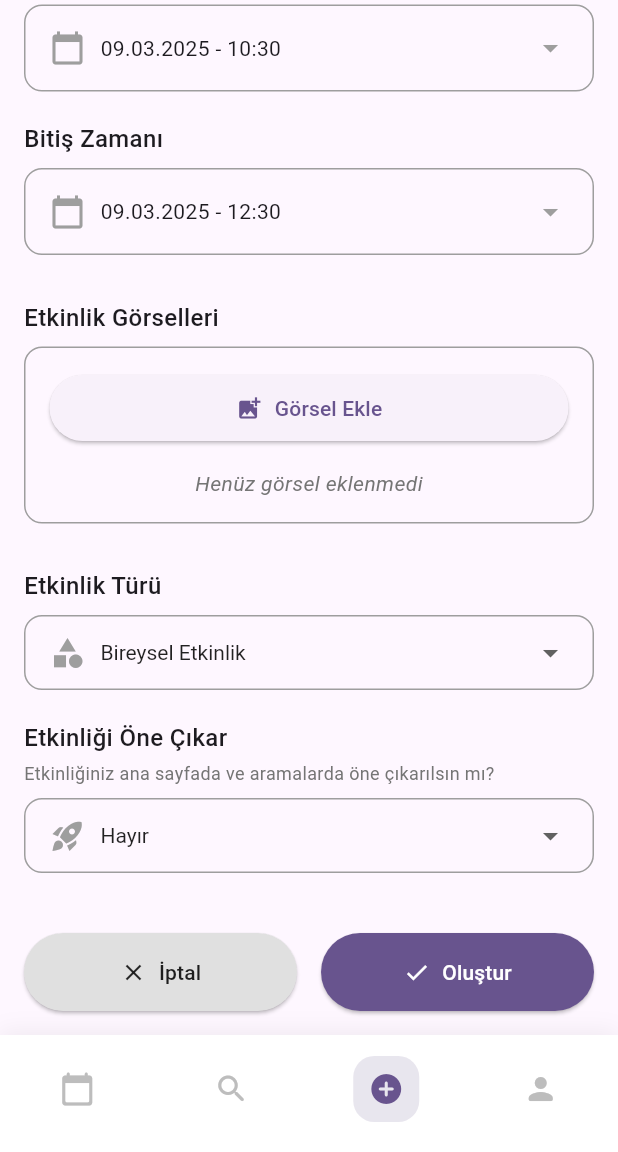
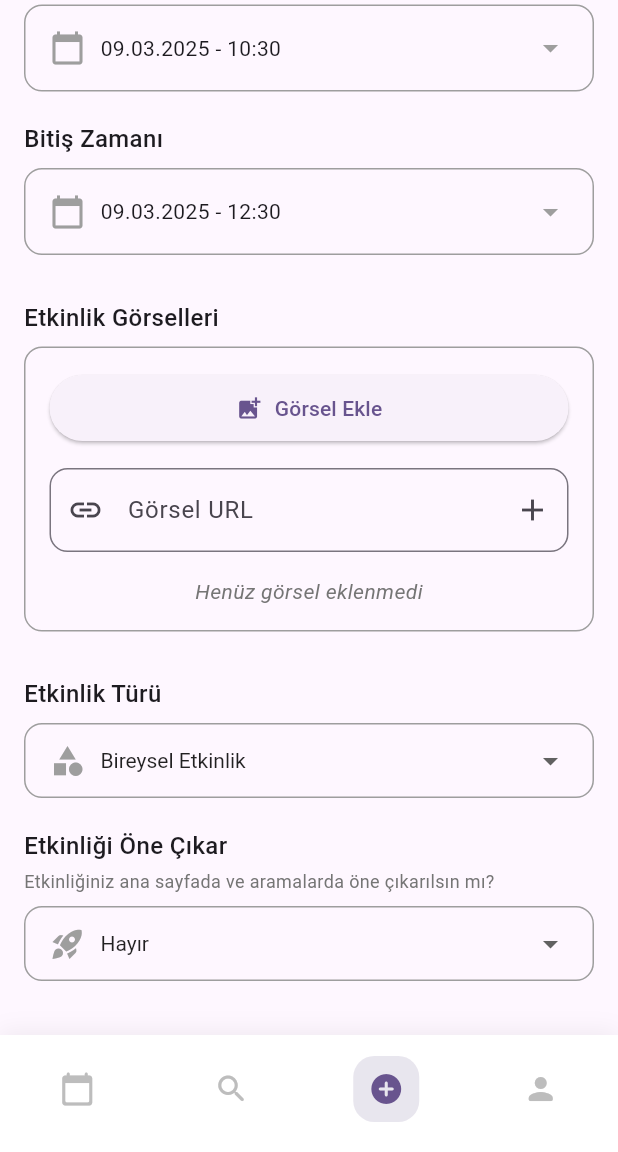
Before and after one commit to kocakburhan/hang-mobile, a Flutter app: the MainLayout screen opened directly with empty values, item 3 of the bottom bar chosen, scrolled down 404 dp, on a phone screen of 412 x 824 dp, the part 84-1236 px from its top. Run offline on Flutter 3.47's test engine with Material 3 defaults, Android fonts, the phone set to English and light mode, and no system bars; our stand-ins replace image_picker, shared_preferences; accounts and stored records are empty; Roboto replaces fonts that are missing (Poppins).

Commit message:
event image update with url

```diff
--- a/lib/screens/event_create_screen.dart
+++ b/lib/screens/event_create_screen.dart
@@ -6,6 +6,9 @@ import 'package:intl/intl.dart';
 import '../widgets/layouts/main_layout.dart';
 import '../data/models/event_models/event_create_model.dart';
 import '../data/services/event_services/event_create_service.dart';
+
+import 'package:http/http.dart' as http;
+import 'package:path_provider/path_provider.dart';
 
 class EventCreateScreen extends StatefulWidget {
   const EventCreateScreen({super.key});
@@ -407,6 +410,8 @@ class _EventCreateScreenState extends State<EventCreateScreen> {
   }
 
   Widget _buildImageUploadSection() {
+    final urlController = TextEditingController();
+
     return Column(
       crossAxisAlignment: CrossAxisAlignment.start,
       children: [
@@ -437,6 +442,57 @@ class _EventCreateScreenState extends State<EventCreateScreen> {
                     ),
                   ),
                 ],
+              ),
+              const SizedBox(height: 16),
+              // URL ile görsel ekleme alanı
+              TextFormField(
+                controller: urlController,
+                decoration: InputDecoration(
+                  labelText: 'Görsel URL',
+                  hintText: 'https://example.com/resim.jpg',
+                  prefixIcon: const Icon(Icons.link),
+                  suffixIcon: IconButton(
+                    icon: const Icon(Icons.add),
+                    onPressed: () async {
+                      if (urlController.text.isNotEmpty) {
+                        try {
+                          // URL'nin geçerliliğini kontrol edebilirsiniz
+                          final url = urlController.text.trim();
+                          if (url.startsWith('http')) {
+                            // URL'yi File nesnesine çeviremeyiz, bu yüzden XFile kullanabiliriz
+                            final response = await http.get(Uri.parse(url));
+                            if (response.statusCode == 200) {
+                              // Geçici bir dosya oluştur
+                              final tempDir = await getTemporaryDirectory();
+                              final fileName = url.split('/').last;
+                              final file = File('${tempDir.path}/$fileName');
+                              await file.writeAsBytes(response.bodyBytes);
+
+                              setState(() {
+                                _selectedImages.add(file);
+                                urlController.clear();
+                              });
+                            } else {
+                              throw Exception('Görsel yüklenemedi');
+                            }
+                          } else {
+                            throw Exception('Geçersiz URL formatı');
+                          }
+                        } catch (e) {
+                          ScaffoldMessenger.of(context).showSnackBar(
+                            SnackBar(
+                              content: Text('Hata: $e'),
+                              backgroundColor: Colors.red,
+                            ),
+                          );
+                        }
+                      }
+                    },
+                  ),
+                  border: OutlineInputBorder(
+                    borderRadius: BorderRadius.circular(12),
+                  ),
+                ),
               ),
               const SizedBox(height: 16),
               if (_selectedImages.isNotEmpty)
--- a/pubspec.yaml
+++ b/pubspec.yaml
@@ -39,6 +39,7 @@ dependencies:
   intl: ^0.20.2
   provider: ^6.0.1
   shared_preferences: ^2.5.2
+  path_provider: ^2.1.5
 
 dev_dependencies:
   flutter_test:
```
Also changed, not shown: pubspec.lock, 1 other file.
